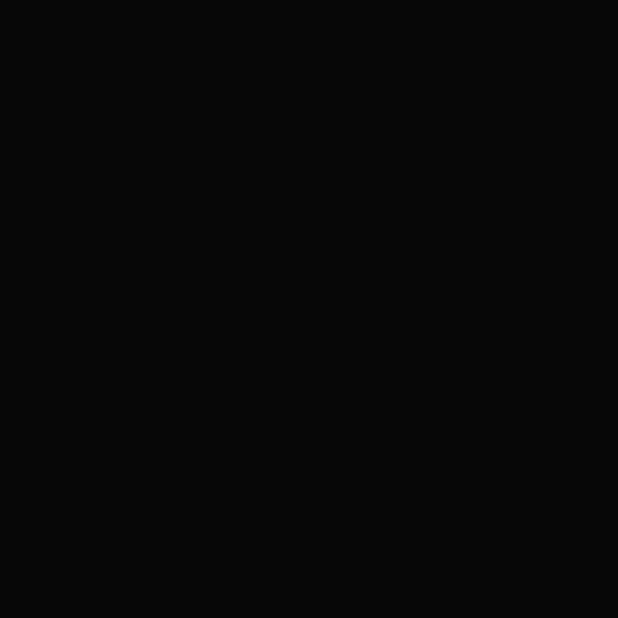
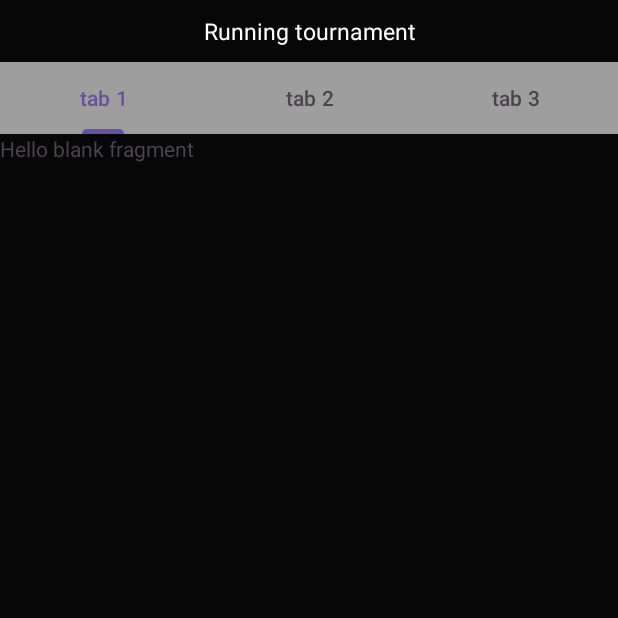
Before and after one commit to Mahim021/FootyFlick, an Android app: the running_tournament screen opened directly, with no data from a screen before it, on a phone screen of 412 x 824 dp, the top half of it. Before the commit the part shown is empty. Run offline under Robolectric (Android 15) with nearby library versions, the phone set to English and light mode, and no system bars.

Commit message:
running tournament fragment created

```diff
--- a/app/src/main/java/com/example/footyflick/match_finished.java
+++ b/app/src/main/java/com/example/footyflick/match_finished.java
@@ -27,5 +27,6 @@ public class match_finished extends AppCompatActivity {
             Intent intent = new Intent(match_finished.this, player_stat.class);
             startActivity(intent);
         });
+
     }
 }
--- a/app/src/main/java/com/example/footyflick/running_tournament.java
+++ b/app/src/main/java/com/example/footyflick/running_tournament.java
@@ -7,18 +7,53 @@ import androidx.appcompat.app.AppCompatActivity;
 import androidx.core.graphics.Insets;
 import androidx.core.view.ViewCompat;
 import androidx.core.view.WindowInsetsCompat;
+import androidx.viewpager2.widget.ViewPager2;
+
+import com.google.android.material.tabs.TabLayout;
 
 public class running_tournament extends AppCompatActivity {
+
+    ViewPager2 viewPager2 ;
+    TabLayout tabLayout;
+    viewpageradapter_runningtournament viewpageradapterRunningtournament;
 
     @Override
     protected void onCreate(Bundle savedInstanceState) {
         super.onCreate(savedInstanceState);
         EdgeToEdge.enable(this);
         setContentView(R.layout.running_tournament);
-        ViewCompat.setOnApplyWindowInsetsListener(findViewById(R.id.main), (v, insets) -> {
-            Insets systemBars = insets.getInsets(WindowInsetsCompat.Type.systemBars());
-            v.setPadding(systemBars.left, systemBars.top, systemBars.right, systemBars.bottom);
-            return insets;
+
+        tabLayout = findViewById(R.id.tournament_tab);
+        viewPager2 = findViewById(R.id.viewpager2);
+        viewpageradapterRunningtournament = new viewpageradapter_runningtournament(this);
+        viewPager2.setAdapter(viewpageradapterRunningtournament);
+        tabLayout.addOnTabSelectedListener(new TabLayout.OnTabSelectedListener(){
+
+            @Override
+            public void onTabSelected(TabLayout.Tab tab) {
+
+                viewPager2.setCurrentItem(tab.getPosition());
+
+            }
+
+            @Override
+            public void onTabUnselected(TabLayout.Tab tab) {
+
+            }
+
+            @Override
+            public void onTabReselected(TabLayout.Tab tab) {
+
+            }
         });
+
+        viewPager2.registerOnPageChangeCallback(new ViewPager2.OnPageChangeCallback() {
+            @Override
+            public void onPageSelected(int position) {
+                super.onPageSelected(position);
+                tabLayout.getTabAt(position).select();
+            }
+        });
+
     }
 }
--- /dev/null
+++ b/app/src/main/java/com/example/footyflick/running_tournament_matches.java
@@ -0,0 +1,20 @@
+package com.example.footyflick;
+
+import android.os.Bundle;
+
+import androidx.fragment.app.Fragment;
+
+import android.view.LayoutInflater;
+import android.view.View;
+import android.view.ViewGroup;
+
+
+public class running_tournament_matches extends Fragment {
+
+    @Override
+    public View onCreateView(LayoutInflater inflater, ViewGroup container,
+                             Bundle savedInstanceState) {
+        // Inflate the layout for this fragment
+        return inflater.inflate(R.layout.fragment_running_tournament_matches, container, false);
+    }
+}
--- /dev/null
+++ b/app/src/main/java/com/example/footyflick/running_tournament_stat.java
@@ -0,0 +1,21 @@
+package com.example.footyflick;
+
+import android.os.Bundle;
+
+import androidx.fragment.app.Fragment;
+
+import android.view.LayoutInflater;
+import android.view.View;
+import android.view.ViewGroup;
+
+
+public class running_tournament_stat extends Fragment {
+
+
+    @Override
+    public View onCreateView(LayoutInflater inflater, ViewGroup container,
+                             Bundle savedInstanceState) {
+        // Inflate the layout for this fragment
+        return inflater.inflate(R.layout.fragment_running_tournament_stat, container, false);
+    }
+}
--- /dev/null
+++ b/app/src/main/java/com/example/footyflick/running_tournament_table.java
@@ -0,0 +1,21 @@
+package com.example.footyflick;
+
+import android.os.Bundle;
+
+import androidx.fragment.app.Fragment;
+
+import android.view.LayoutInflater;
+import android.view.View;
+import android.view.ViewGroup;
+
+
+public class running_tournament_table extends Fragment {
+
+
+    @Override
+    public View onCreateView(LayoutInflater inflater, ViewGroup container,
+                             Bundle savedInstanceState) {
+        // Inflate the layout for this fragment
+        return inflater.inflate(R.layout.fragment_running_tournament_table, container, false);
+    }
+}
--- /dev/null
+++ b/app/src/main/java/com/example/footyflick/viewpageradapter_runningtournament.java
@@ -0,0 +1,30 @@
+package com.example.footyflick;
+
+import androidx.annotation.NonNull;
+import androidx.fragment.app.Fragment;
+import androidx.fragment.app.FragmentActivity;
+import androidx.fragment.app.FragmentController;
+import androidx.viewpager2.adapter.FragmentStateAdapter;
+
+public class viewpageradapter_runningtournament extends FragmentStateAdapter {
+    public viewpageradapter_runningtournament(@NonNull FragmentActivity fragmentActivity) {
+        super(fragmentActivity);
+    }
+
+    @NonNull
+    @Override
+    public Fragment createFragment(int position) {
+        switch (position)
+        {
+            case 0: return new running_tournament_table();
+            case 1: return new running_tournament_matches();
+            case 2: return new running_tournament_stat();
+            default: return new running_tournament_table();
+        }
+    }
+
+    @Override
+    public int getItemCount() {
+        return 3;
+    }
+}
--- /dev/null
+++ b/app/src/main/res/layout/fragment_running_tournament_matches.xml
@@ -0,0 +1,14 @@
+<?xml version="1.0" encoding="utf-8"?>
+<FrameLayout xmlns:android="http://schemas.android.com/apk/res/android"
+    xmlns:tools="http://schemas.android.com/tools"
+    android:layout_width="match_parent"
+    android:layout_height="match_parent"
+    tools:context=".running_tournament_matches">
+
+    <!-- TODO: Update blank fragment layout -->
+    <TextView
+        android:layout_width="match_parent"
+        android:layout_height="match_parent"
+        android:text="@string/hello_blank_fragment" />
+
+</FrameLayout>
--- /dev/null
+++ b/app/src/main/res/layout/fragment_running_tournament_stat.xml
@@ -0,0 +1,7 @@
+<?xml version="1.0" encoding="utf-8"?>
+<ScrollView xmlns:android="http://schemas.android.com/apk/res/android"
+    android:layout_width="match_parent"
+    android:layout_height="match_parent">
+
+
+</ScrollView>
--- /dev/null
+++ b/app/src/main/res/layout/fragment_running_tournament_table.xml
@@ -0,0 +1,14 @@
+<?xml version="1.0" encoding="utf-8"?>
+<FrameLayout xmlns:android="http://schemas.android.com/apk/res/android"
+    xmlns:tools="http://schemas.android.com/tools"
+    android:layout_width="match_parent"
+    android:layout_height="match_parent"
+    tools:context=".Running_tournament_table">
+
+    <!-- TODO: Update blank fragment layout -->
+    <TextView
+        android:layout_width="match_parent"
+        android:layout_height="match_parent"
+        android:text="@string/hello_blank_fragment" />
+
+</FrameLayout>
--- a/app/src/main/res/layout/match_finished.xml
+++ b/app/src/main/res/layout/match_finished.xml
@@ -122,6 +122,7 @@
              android:backgroundTint="#284749"
              />
          <com.google.android.material.button.MaterialButton
+             android:id="@+id/goto_home"
              android:layout_width="wrap_content"
              android:layout_height="wrap_content"
              android:text="goto home"
--- a/app/src/main/res/layout/running_tournament.xml
+++ b/app/src/main/res/layout/running_tournament.xml
@@ -1,11 +1,52 @@
 <?xml version="1.0" encoding="utf-8"?>
-<androidx.constraintlayout.widget.ConstraintLayout
+<LinearLayout
     xmlns:android="http://schemas.android.com/apk/res/android"
     xmlns:tools="http://schemas.android.com/tools"
     xmlns:app="http://schemas.android.com/apk/res-auto"
     android:id="@+id/main"
     android:layout_width="match_parent"
     android:layout_height="match_parent"
-    tools:context=".running_tournament">
+    tools:context=".running_tournament"
+    android:orientation="vertical">
 
-  </androidx.constraintlayout.widget.ConstraintLayout>
+
+  <TextView
+      android:id="@+id/running_tournament"
+      android:layout_width="match_parent"
+      android:layout_height="wrap_content"
+      android:text="Running tournament"
+      android:layout_gravity="center"
+      android:gravity="center"
+      android:textSize="15sp"
+      android:textColor="@color/white"
+      android:layout_margin="10dp">
+  </TextView>
+
+  <com.google.android.material.tabs.TabLayout
+      android:id="@+id/tournament_tab"
+      android:layout_width="match_parent"
+      android:layout_height="wrap_content"
+      android:backgroundTint="@color/gray">
+
+    <com.google.android.material.tabs.TabItem
+        android:layout_width="wrap_content"
+        android:layout_height="wrap_content"
+        android:text="tab 1"/>
+
+    <com.google.android.material.tabs.TabItem
+        android:layout_width="wrap_content"
+        android:layout_height="wrap_content"
+        android:text="tab 2"/>
+
+    <com.google.android.material.tabs.TabItem
+        android:layout_width="wrap_content"
+        android:layout_height="wrap_content"
+        android:text="tab 3"/>
+
+  </com.google.android.material.tabs.TabLayout>
+
+  <androidx.viewpager2.widget.ViewPager2
+      android:id="@+id/viewpager2"
+      android:layout_width="match_parent"
+      android:layout_height="match_parent"/>
+</LinearLayout>
```
